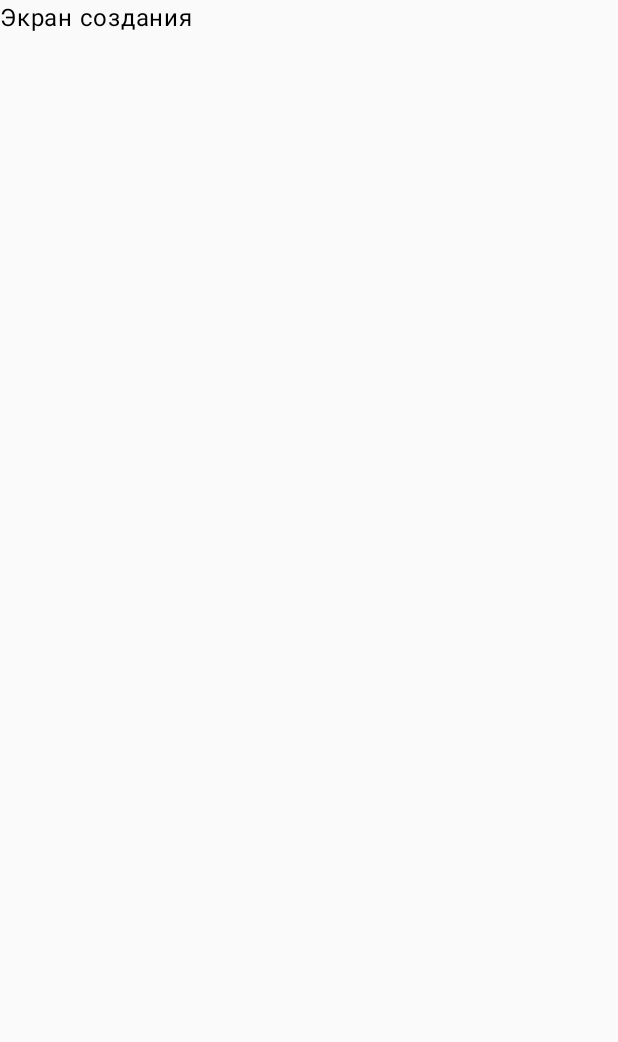
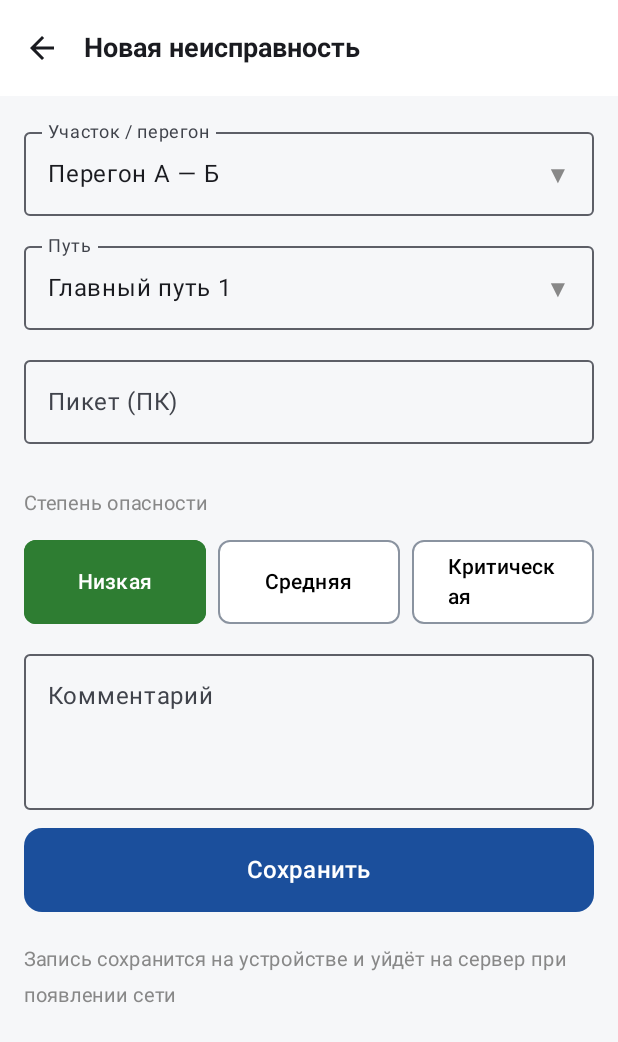
Before and after one commit to avordnaskella/MetroMobile, an Android app built with Jetpack Compose: the CreateScreen screen opened through its navigation route, on a phone screen of 412 x 824 dp. Before the commit the part shown is almost empty. Shown: the top 1042 px of the screen. Run offline under Robolectric (Android 15) with nearby library versions, the phone set to English and light mode, and no system bars; our stand-ins replace Dagger/Hilt's generated code, Room's generated code.

Commit message:
первая версия экрана для создания неисправностей

```diff
--- a/Metro/app/build.gradle.kts
+++ b/Metro/app/build.gradle.kts
@@ -70,4 +70,5 @@ dependencies {
     implementation(libs.androidx.datastore.preferences)
     implementation(libs.androidx.navigation.compose)
     implementation(libs.androidx.hilt.navigation.compose)
+    implementation(libs.androidx.compose.material.icons.extended)
 }
--- a/Metro/app/src/main/java/com/example/metroosmotr/domain/usecase/CreateDefectUseCase.kt
+++ b/Metro/app/src/main/java/com/example/metroosmotr/domain/usecase/CreateDefectUseCase.kt
@@ -2,8 +2,8 @@ package com.example.metroosmotr.domain.usecase
 
 import com.example.metroosmotr.domain.model.Defect
 import com.example.metroosmotr.domain.repository.DefectWriter
-
-class CreateDefectUseCase(
+import javax.inject.Inject
+class CreateDefectUseCase @Inject constructor(
     private val writer: DefectWriter,
     private val validatePicket: ValidatePicketUseCase,
 ) {
--- a/Metro/app/src/main/java/com/example/metroosmotr/domain/usecase/ValidatePicketUseCase.kt
+++ b/Metro/app/src/main/java/com/example/metroosmotr/domain/usecase/ValidatePicketUseCase.kt
@@ -1,8 +1,8 @@
 package com.example.metroosmotr.domain.usecase
 
 import com.example.metroosmotr.domain.repository.ReferenceRepository
-
-class ValidatePicketUseCase(
+import javax.inject.Inject
+class ValidatePicketUseCase @Inject constructor(
     private val referenceRepository: ReferenceRepository,
 ) {
     suspend operator fun invoke(
--- /dev/null
+++ b/Metro/app/src/main/java/com/example/metroosmotr/presentation/create/CreateScreen.kt
@@ -0,0 +1,161 @@
+package com.example.metroosmotr.presentation.create
+
+import androidx.compose.foundation.BorderStroke
+import androidx.compose.foundation.background
+import androidx.compose.foundation.layout.*
+import androidx.compose.foundation.rememberScrollState
+import androidx.compose.foundation.shape.RoundedCornerShape
+import androidx.compose.foundation.verticalScroll
+import androidx.compose.material.icons.Icons
+import androidx.compose.material.icons.filled.Add
+import androidx.compose.material.icons.filled.ArrowBack
+import androidx.compose.material3.*
+import androidx.compose.runtime.Composable
+import androidx.compose.runtime.LaunchedEffect
+import androidx.compose.runtime.collectAsState
+import androidx.compose.runtime.getValue
+import androidx.compose.ui.Modifier
+import androidx.compose.ui.graphics.Color
+import androidx.compose.ui.text.font.FontWeight
+import androidx.compose.ui.unit.dp
+import androidx.compose.ui.unit.sp
+import androidx.hilt.navigation.compose.hiltViewModel
+import com.example.metroosmotr.domain.model.Severity
+
+@OptIn(ExperimentalMaterial3Api::class)
+@Composable
+fun CreateScreen(
+    onNavigateBack: () -> Unit,
+    viewModel: CreateViewModel = hiltViewModel()
+) {
+    val uiState by viewModel.uiState.collectAsState()
+
+    // Если успешно сохранили, возвращаемся назад
+    LaunchedEffect(uiState.isSuccess) {
+        if (uiState.isSuccess) {
+            onNavigateBack()
+        }
+    }
+
+    Column(
+        modifier = Modifier
+            .fillMaxSize()
+            .background(Color(0xFFF6F7F9))
+    ) {
+        // Шапка
+        TopAppBar(
+            title = { Text("Новая неисправность", fontSize = 18.sp, fontWeight = FontWeight.Bold) },
+            navigationIcon = {
+                IconButton(onClick = onNavigateBack) {
+                    Icon(Icons.Default.ArrowBack, contentDescription = "Назад")
+                }
+            },
+            colors = TopAppBarDefaults.topAppBarColors(containerColor = Color.White)
+        )
+
+        // Форма
+        Column(
+            modifier = Modifier
+                .fillMaxSize()
+                .padding(16.dp)
+                .verticalScroll(rememberScrollState()),
+            verticalArrangement = Arrangement.spacedBy(12.dp)
+        ) {
+            // Поля выбора (пока просто текст, так как справочники не подключены)
+            ReadOnlyField(label = "Участок / перегон", value = "Перегон А — Б")
+            ReadOnlyField(label = "Путь", value = "Главный путь 1")
+
+            // Поле пикета с валидацией
+            OutlinedTextField(
+                value = uiState.picket,
+                onValueChange = viewModel::onPicketChange,
+                label = { Text("Пикет (ПК)") },
+                isError = uiState.errorMessage != null,
+                supportingText = {
+                    if (uiState.errorMessage != null) {
+                        Text(text = uiState.errorMessage!!, color = MaterialTheme.colorScheme.error)
+                    }
+                },
+                modifier = Modifier.fillMaxWidth()
+            )
+
+            // Выбор опасности
+            Text("Степень опасности", fontSize = 13.sp, color = Color.Gray)
+            Row(horizontalArrangement = Arrangement.spacedBy(8.dp)) {
+                SeverityButton("Низкая", Severity.LOW, uiState.severity, viewModel::onSeverityChange, Modifier.weight(1f))
+                SeverityButton("Средняя", Severity.MEDIUM, uiState.severity, viewModel::onSeverityChange, Modifier.weight(1f))
+                SeverityButton("Критическая", Severity.CRITICAL, uiState.severity, viewModel::onSeverityChange, Modifier.weight(1f))
+            }
+
+            // Комментарий
+            OutlinedTextField(
+                value = uiState.comment,
+                onValueChange = viewModel::onCommentChange,
+                label = { Text("Комментарий") },
+                modifier = Modifier.fillMaxWidth(),
+                minLines = 3
+            )
+
+            // Кнопка сохранения
+            Button(
+                onClick = viewModel::saveDefect,
+                enabled = !uiState.isLoading,
+                modifier = Modifier
+                    .fillMaxWidth()
+                    .height(56.dp),
+                colors = ButtonDefaults.buttonColors(containerColor = Color(0xFF1B4F9C)),
+                shape = RoundedCornerShape(12.dp)
+            ) {
+                if (uiState.isLoading) {
+                    CircularProgressIndicator(color = Color.White, modifier = Modifier.size(24.dp))
+                } else {
+                    Text("Сохранить", fontSize = 16.sp)
+                }
+            }
+
+            Text(
+                text = "Запись сохранится на устройстве и уйдёт на сервер при появлении сети",
+                fontSize = 13.sp,
+                color = Color.Gray,
+                modifier = Modifier.fillMaxWidth().padding(top = 8.dp)
+            )
+        }
+    }
+}
+
+@Composable
+fun ReadOnlyField(label: String, value: String) {
+    OutlinedTextField(
+        value = value,
+        onValueChange = {},
+        readOnly = true,
+        label = { Text(label) },
+        modifier = Modifier.fillMaxWidth(),
+        trailingIcon = { Text("▼", color = Color.Gray) }
+    )
+}
+
+@Composable
+fun SeverityButton(text: String, severity: Severity, current: Severity, onClick: (Severity) -> Unit, modifier: Modifier = Modifier) {
+    val isSelected = severity == current
+    val color = if (isSelected) {
+        when (severity) {
+            Severity.LOW -> Color(0xFF2E7D32)
+            Severity.MEDIUM -> Color(0xFFB26A00)
+            Severity.CRITICAL -> Color(0xFFC62828)
+        }
+    } else Color(0xFF8A93A0)
+
+    OutlinedButton(
+        onClick = { onClick(severity) },
+        border = BorderStroke(1.dp, color),
+        colors = ButtonDefaults.outlinedButtonColors(
+            containerColor = if (isSelected) color else Color.White,
+            contentColor = if (isSelected) Color.White else Color.Black
+        ),
+        shape = RoundedCornerShape(8.dp),
+        modifier = modifier.height(56.dp)
+    ) {
+        Text(text, fontSize = 14.sp)
+    }
+}
--- /dev/null
+++ b/Metro/app/src/main/java/com/example/metroosmotr/presentation/create/CreateUiState.kt
@@ -0,0 +1,16 @@
+package com.example.metroosmotr.presentation.create
+
+import com.example.metroosmotr.domain.model.Severity
+
+data class CreateUiState(
+    val sectionId: String = "",
+    val trackId: String = "",
+    val picket: String = "",
+    val categoryId: Int = 0,
+    val typeId: Int = 0,
+    val severity: Severity = Severity.LOW,
+    val comment: String = "",
+    val isLoading: Boolean = false,
+    val errorMessage: String? = null,
+    val isSuccess: Boolean = false
+)
--- a/Metro/app/src/main/java/com/example/metroosmotr/presentation/navigation/AppNavHost.kt
+++ b/Metro/app/src/main/java/com/example/metroosmotr/presentation/navigation/AppNavHost.kt
@@ -5,6 +5,7 @@ import androidx.compose.runtime.Composable
 import androidx.navigation.compose.NavHost
 import androidx.navigation.compose.composable
 import androidx.navigation.compose.rememberNavController
+import com.example.metroosmotr.presentation.create.CreateScreen
 import com.example.metroosmotr.presentation.home.HomeScreen
 import com.example.metroosmotr.presentation.list.ListScreen
 
@@ -24,7 +25,11 @@ fun AppNavHost() {
         composable(Screen.List.route) {
             ListScreen()
         }
-        composable(Screen.Create.route) { Text("Экран создания") }
+        composable(Screen.Create.route) {
+            CreateScreen(
+                onNavigateBack = { navController.popBackStack() }
+            )
+        }
         composable(Screen.Shift.route) { Text("Экран смены") }
     }
 }
--- a/Metro/gradle/libs.versions.toml
+++ b/Metro/gradle/libs.versions.toml
@@ -48,6 +48,7 @@ androidx-room-compiler = { module = "androidx.room:room-compiler", version.ref =
 androidx-datastore-preferences = { module = "androidx.datastore:datastore-preferences", version.ref = "datastore" }
 androidx-navigation-compose = { module = "androidx.navigation:navigation-compose", version.ref = "navigationCompose" }
 androidx-hilt-navigation-compose = { module = "androidx.hilt:hilt-navigation-compose", version.ref = "hiltNavigationCompose" }
+androidx-compose-material-icons-extended = { module = "androidx.compose.material:material-icons-extended" }
 
 [plugins]
 android-application = { id = "com.android.application", version.ref = "agp" }
```
Also changed, not shown: Metro/app/src/main/java/com/example/metroosmotr/data/repository/DefectRepositoryImpl.kt (+20 -14 lines), Metro/app/src/main/java/com/example/metroosmotr/data/repository/ReferenceRepositoryImpl.kt (added, +33 -0 lines), Metro/app/src/main/java/com/example/metroosmotr/di/RepositoryModule.kt (+8 -0 lines), Metro/app/src/main/java/com/example/metroosmotr/presentation/create/CreateViewModel.kt (added, +82 -0 lines), Metro/app/src/main/java/com/example/metroosmotr/di/NetworkModule.kt (line endings or trailing spaces).
